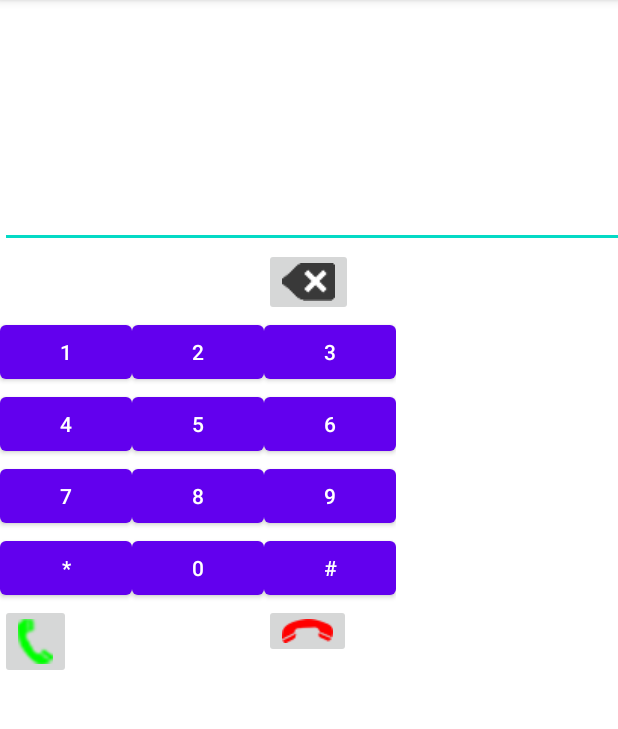
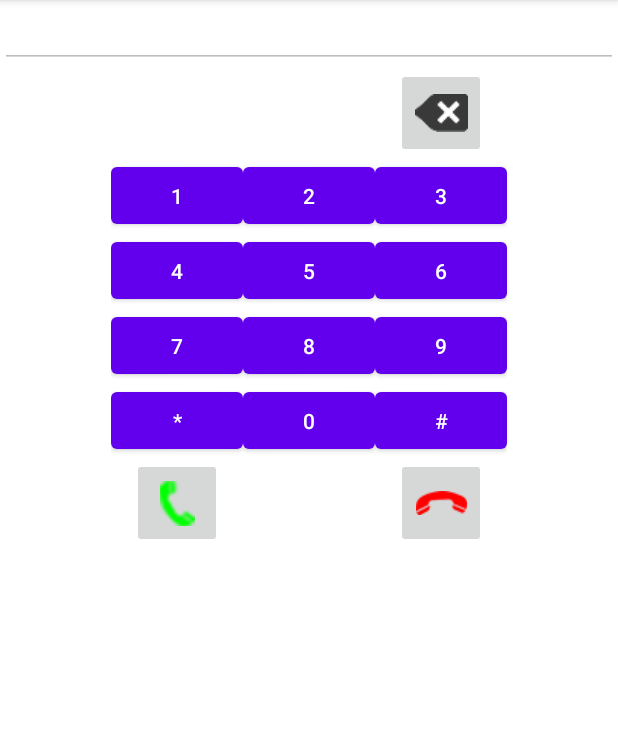
Before and after one commit to EmiliaBogozi/Laborator03, an Android app: the screen it shows after launch (PhoneDialerActivity), on a phone screen of 412 x 824 dp, the part 84-813 px from its top. Run offline under Robolectric (Android 15) with nearby library versions, the phone set to English and light mode, and no system bars.

Commit message:
implemented taks for laboratory 03

```diff
--- a/PhoneDialer/app/src/main/res/layout-land/activity_phone_dialer.xml
+++ b/PhoneDialer/app/src/main/res/layout-land/activity_phone_dialer.xml
@@ -6,10 +6,14 @@
     android:layout_height="match_parent"
     tools:context=".PhoneDialerActivity">
 
+    <!-- Varianta Landscape
+    -->
+
     <LinearLayout
         android:layout_width="733dp"
         android:layout_height="333dp"
         android:layout_marginTop="4dp"
+        android:gravity="center"
         android:orientation="vertical"
         app:layout_constraintTop_toTopOf="parent"
         tools:layout_editor_absoluteX="0dp">
@@ -20,7 +24,9 @@
             android:layout_height="wrap_content"
             android:autofillHints=""
             android:ems="10"
-            android:inputType="phone" />
+            android:enabled="false"
+            android:inputType="none"
+            android:text=""/>
 
         <androidx.gridlayout.widget.GridLayout
             android:layout_width="wrap_content"
@@ -121,6 +127,7 @@
                 android:layout_height="match_parent"
                 android:src="@drawable/call"
                 app:layout_column="0"
+                app:layout_gravity="center"
                 app:layout_row="5" />
 
             <ImageButton
@@ -129,6 +136,7 @@
                 android:layout_height="match_parent"
                 android:src="@drawable/hangup"
                 app:layout_column="4"
+                app:layout_gravity="center"
                 app:layout_row="5" />
 
             <ImageButton
@@ -137,6 +145,7 @@
                 android:layout_height="match_parent"
                 android:src="@drawable/backspace"
                 app:layout_column="2"
+                app:layout_gravity="center"
                 app:layout_row="5" />
         </androidx.gridlayout.widget.GridLayout>
 
--- a/PhoneDialer/app/src/main/res/layout/activity_phone_dialer.xml
+++ b/PhoneDialer/app/src/main/res/layout/activity_phone_dialer.xml
@@ -3,28 +3,35 @@
     xmlns:app="http://schemas.android.com/apk/res-auto"
     xmlns:tools="http://schemas.android.com/tools"
     android:layout_width="match_parent"
-    android:layout_height="match_parent"
+    android:layout_height="wrap_content"
     tools:context=".PhoneDialerActivity">
 
     <LinearLayout
-        android:layout_width="504dp"
-        android:layout_height="0dp"
-        android:layout_marginTop="120dp"
+        android:layout_width="match_parent"
+        android:layout_height="wrap_content"
+        android:gravity="center"
         android:orientation="vertical"
-        app:layout_constraintTop_toTopOf="parent"
-        tools:layout_editor_absoluteX="1dp">
+        tools:layout_editor_absoluteX="-7dp"
+        tools:layout_editor_absoluteY="120dp">
 
+        <!-- EditText care nu poate fi editat manual de utilizator
+        android:enabled="false"
+        android:inputType="none"
+        -->
         <EditText
             android:id="@+id/editTextPhone"
             android:layout_width="match_parent"
             android:layout_height="wrap_content"
-            android:autofillHints=""
-            android:ems="10"
-            android:inputType="phone" />
+            android:gravity="center"
+            android:enabled="false"
+            android:inputType="none"
+            android:text=""/>
 
         <androidx.gridlayout.widget.GridLayout
             android:layout_width="wrap_content"
             android:layout_height="wrap_content"
+            android:layout_gravity="center"
+            android:gravity="center"
             app:columnCount="3"
             app:rowCount="6"
             tools:visibility="visible">
@@ -32,7 +39,7 @@
             <Button
                 android:id="@+id/button_1"
                 android:layout_width="wrap_content"
-                android:layout_height="wrap_content"
+                android:layout_height="50dp"
                 android:text="1"
                 app:layout_column="0"
                 app:layout_row="1" />
@@ -40,19 +47,23 @@
             <Button
                 android:id="@+id/button_2"
                 android:layout_width="wrap_content"
-                android:layout_height="wrap_content"
-                android:text="2" />
+                android:layout_height="50dp"
+                android:text="2"
+                app:layout_column="1"
+                app:layout_row="1"/>
 
             <Button
                 android:id="@+id/button_3"
                 android:layout_width="wrap_content"
-                android:layout_height="wrap_content"
-                android:text="3" />
+                android:layout_height="50dp"
+                android:text="3"
+                app:layout_column="2"
+                app:layout_row="1"/>
 
             <Button
                 android:id="@+id/button_4"
                 android:layout_width="wrap_content"
-                android:layout_height="wrap_content"
+                android:layout_height="50dp"
                 android:text="4"
                 app:layout_column="0"
                 app:layout_row="2" />
@@ -60,19 +71,23 @@
             <Button
                 android:id="@+id/button_5"
                 android:layout_width="wrap_content"
-                android:layout_height="wrap_content"
-                android:text="5" />
+                android:layout_height="50dp"
+                android:text="5"
+                app:layout_column="1"
+                app:layout_row="2"/>
 
             <Button
                 android:id="@+id/button_6"
                 android:layout_width="wrap_content"
-                android:layout_height="wrap_content"
-                android:text="6" />
+                android:layout_height="50dp"
+                android:text="6"
+                app:layout_column="2"
+                app:layout_row="2"/>
 
             <Button
                 android:id="@+id/button_7"
                 android:layout_width="wrap_content"
-                android:layout_height="wrap_content"
+                android:layout_height="50dp"
                 android:text="7"
                 app:layout_column="0"
                 app:layout_row="3" />
@@ -80,25 +95,31 @@
             <Button
                 android:id="@+id/button_8"
                 android:layout_width="wrap_content"
-                android:layout_height="wrap_content"
-                android:text="8" />
+                android:layout_height="50dp"
+                android:text="8"
+                app:layout_column="1"
+                app:layout_row="3"/>
 
             <Button
                 android:id="@+id/button_9"
                 android:layout_width="wrap_content"
-                android:layout_height="wrap_content"
-                android:text="9" />
+                android:layout_height="50dp"
+                android:text="9"
+                app:layout_column="2"
+                app:layout_row="3"/>
 
             <Button
                 android:id="@+id/button_star"
                 android:layout_width="wrap_content"
-                android:layout_height="wrap_content"
-                android:text="*" />
+                android:layout_height="50dp"
+                android:text="*"
+                app:layout_column="0"
+                app:layout_row="4"/>
 
             <Button
                 android:id="@+id/button_0"
                 android:layout_width="wrap_content"
-                android:layout_height="wrap_content"
+                android:layout_height="50dp"
                 android:text="0"
                 app:layout_column="1"
                 app:layout_row="4" />
@@ -106,31 +127,36 @@
             <Button
                 android:id="@+id/button_hashtag"
                 android:layout_width="wrap_content"
-                android:layout_height="wrap_content"
-                android:text="#" />
+                android:layout_height="50dp"
+                android:text="#"
+                app:layout_column="2"
+                app:layout_row="4"/>
 
             <ImageButton
                 android:id="@+id/imageButton_call"
-                android:layout_width="match_parent"
-                android:layout_height="match_parent"
+                android:layout_width="60dp"
+                android:layout_height="60dp"
                 android:src="@drawable/call"
                 app:layout_column="0"
+                app:layout_gravity="center"
                 app:layout_row="5" />
 
             <ImageButton
                 android:id="@+id/imageButton_endcall"
-                android:layout_width="match_parent"
-                android:layout_height="match_parent"
+                android:layout_width="60dp"
+                android:layout_height="60dp"
                 android:src="@drawable/hangup"
                 app:layout_column="2"
+                app:layout_gravity="center"
                 app:layout_row="5" />
 
             <ImageButton
                 android:id="@+id/imageButton_backspace"
-                android:layout_width="match_parent"
-                android:layout_height="match_parent"
+                android:layout_width="60dp"
+                android:layout_height="60dp"
                 android:src="@drawable/backspace"
                 app:layout_column="2"
+                app:layout_gravity="center"
                 app:layout_row="0" />
         </androidx.gridlayout.widget.GridLayout>
 
```
Also changed, not shown: PhoneDialer/app/src/main/java/ro/pub/cs/systems/eim/lab03/phonedialer/PhoneDialerActivity.java (+13 -0 lines).
